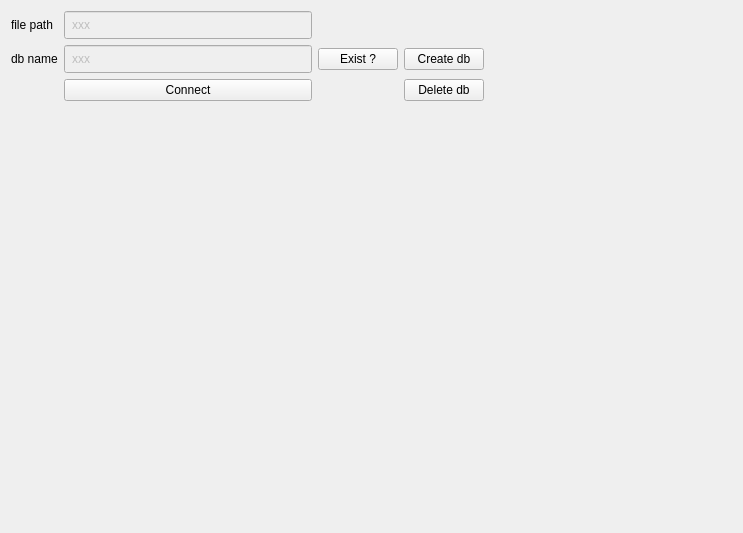
Before: the Qt Designer form StockManager/formtabsettings.ui in qualia-dev/StockManager, drawn with Qt 5.
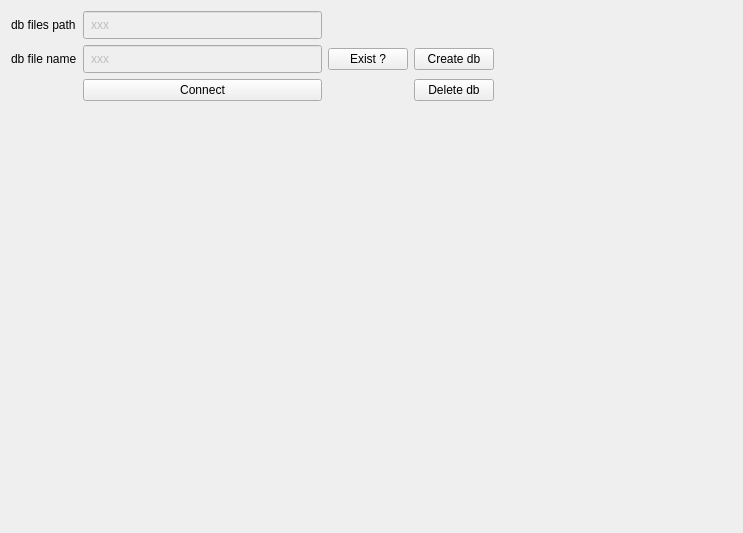
After: the same form once the commit is applied.

```diff
--- a/StockManager/formtabsettings.ui
+++ b/StockManager/formtabsettings.ui
@@ -52,7 +52,7 @@
      <item row="1" column="0">
       <widget class="QLabel" name="label">
        <property name="text">
-        <string>db name</string>
+        <string>db file name</string>
        </property>
        <property name="margin">
         <number>5</number>
@@ -96,7 +96,7 @@
      <item row="0" column="0">
       <widget class="QLabel" name="label_2">
        <property name="text">
-        <string>file path</string>
+        <string>db files path</string>
        </property>
        <property name="margin">
         <number>5</number>
```
